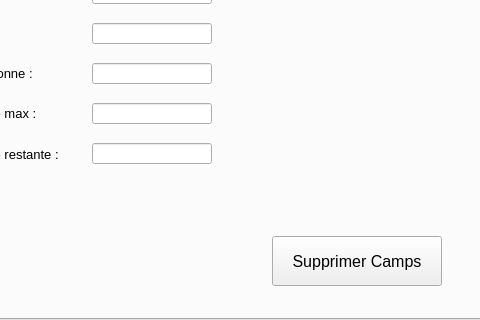
This is mainwin.ui in limalayla/PadID_Humanitaire as Qt 5 draws it before an edit; both pictures show x 320 to 800 and y 180 to 500 of the 800 by 500 pixel window. The edited form follows.
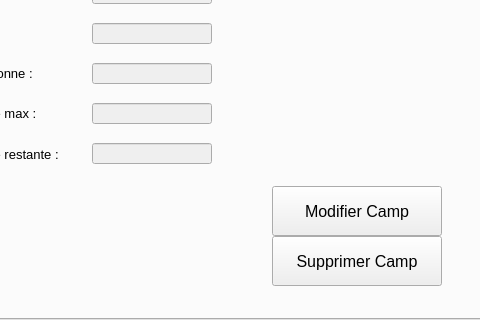
This is the edited form. The open tabs and pages were chosen to show the change.

Commit message:
Premier évenements (cohérence onglet - camp), ajout possibilité modifier camp
Onglet et camp courants désormais enregistrés comme variable privée
Modifier un camp inverse un booléen (a faire : remettre comme
initialement quand sortie sans validation)

Diff of the .ui file:
```diff
--- a/mainwin.ui
+++ b/mainwin.ui
@@ -41,7 +41,13 @@
      </font>
     </property>
     <property name="currentIndex">
-     <number>2</number>
+     <number>0</number>
+    </property>
+    <property name="tabsClosable">
+     <bool>false</bool>
+    </property>
+    <property name="tabBarAutoHide">
+     <bool>false</bool>
     </property>
     <widget class="QWidget" name="tab_vueEns">
      <attribute name="title">
@@ -137,7 +143,7 @@
        <string>Nombre de place restante :</string>
       </property>
      </widget>
-     <widget class="QPushButton" name="btn_supprCamp">
+     <widget class="QPushButton" name="btn_campSuppr">
       <property name="geometry">
        <rect>
         <x>440</x>
@@ -152,10 +158,13 @@
        </font>
       </property>
       <property name="text">
-       <string>Supprimer Camps</string>
+       <string>Supprimer Camp</string>
       </property>
      </widget>
      <widget class="QLineEdit" name="text_campNom">
+      <property name="enabled">
+       <bool>false</bool>
+      </property>
       <property name="geometry">
        <rect>
         <x>260</x>
@@ -166,6 +175,9 @@
       </property>
      </widget>
      <widget class="QLineEdit" name="text_campLoc">
+      <property name="enabled">
+       <bool>false</bool>
+      </property>
       <property name="geometry">
        <rect>
         <x>260</x>
@@ -176,6 +188,9 @@
       </property>
      </widget>
      <widget class="QLineEdit" name="text_campNbPers">
+      <property name="enabled">
+       <bool>false</bool>
+      </property>
       <property name="geometry">
        <rect>
         <x>260</x>
@@ -186,6 +201,9 @@
       </property>
      </widget>
      <widget class="QLineEdit" name="text_campPlaceMax">
+      <property name="enabled">
+       <bool>false</bool>
+      </property>
       <property name="geometry">
        <rect>
         <x>260</x>
@@ -196,6 +214,9 @@
       </property>
      </widget>
      <widget class="QLineEdit" name="text_campPlaceRest">
+      <property name="enabled">
+       <bool>false</bool>
+      </property>
       <property name="geometry">
        <rect>
         <x>260</x>
@@ -205,6 +226,24 @@
        </rect>
       </property>
      </widget>
+     <widget class="QPushButton" name="btn_campMod">
+      <property name="geometry">
+       <rect>
+        <x>440</x>
+        <y>320</y>
+        <width>170</width>
+        <height>50</height>
+       </rect>
+      </property>
+      <property name="font">
+       <font>
+        <pointsize>12</pointsize>
+       </font>
+      </property>
+      <property name="text">
+       <string>Modifier Camp</string>
+      </property>
+     </widget>
     </widget>
     <widget class="QWidget" name="tab_rech">
      <attribute name="title">
```
The commit also changes 2 other files.
